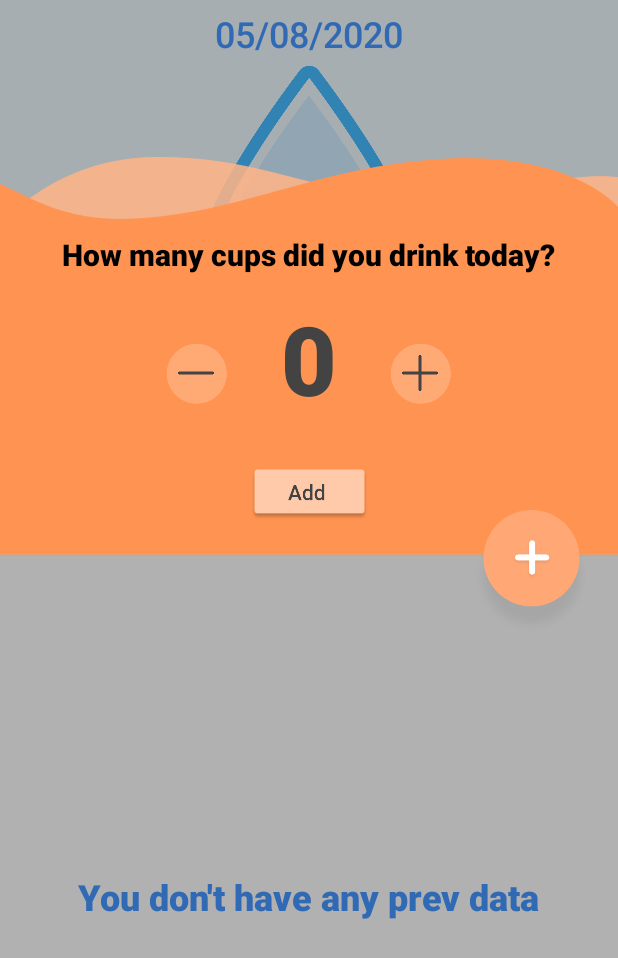
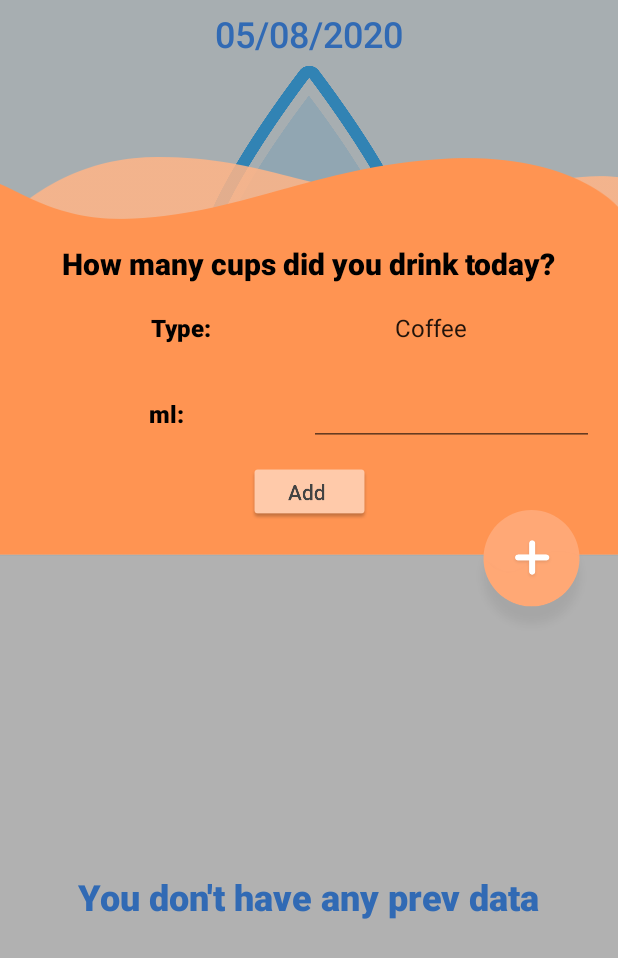
Before and after one commit to DKow07/WaterDrinkReminder, an Android app: the screen it shows after launch (MainActivity), after a tap on an icon or button, on a phone screen of 412 x 824 dp. Shown: the top 958 px of the screen. Run offline under Robolectric (Android 15) with nearby library versions, the phone set to English and light mode, and no system bars; our stand-ins replace Room's generated code; 1 statement that could not run was skipped; 3 other taps on this screen came first.

Commit message:
Added saving single drinks

```diff
--- a/app/src/main/AndroidManifest.xml
+++ b/app/src/main/AndroidManifest.xml
@@ -17,7 +17,8 @@
                 <category android:name="android.intent.category.LAUNCHER" />
             </intent-filter>
         </activity>
-        <activity android:name=".ui.main.MainActivity"/>
+        <activity android:name=".ui.main.MainActivity"
+            android:windowSoftInputMode="adjustNothing"/>
     </application>
 
 </manifest>
--- a/app/src/main/java/com/example/waterdrinkreminder/db/AppDatabase.kt
+++ b/app/src/main/java/com/example/waterdrinkreminder/db/AppDatabase.kt
@@ -5,12 +5,15 @@ import androidx.room.Database
 import androidx.room.Room
 import androidx.room.RoomDatabase
 import androidx.sqlite.db.SupportSQLiteDatabase
+import com.example.waterdrinkreminder.db.oneEntryData.EntryDataDao
+import com.example.waterdrinkreminder.db.oneEntryData.EntryDataEntity
 import kotlinx.coroutines.CoroutineScope
 import kotlinx.coroutines.launch
 
-@Database(entities = [HistoricalDataEntity::class], version = 1, exportSchema = false)
+@Database(entities = [HistoricalDataEntity::class, EntryDataEntity::class], version = 2, exportSchema = false)
 abstract class AppDatabase : RoomDatabase() {
     abstract fun HistoricalDataDao(): HistoricalDataDao
+    abstract fun EntryDataDao(): EntryDataDao
 
     companion object {
         @Volatile
@@ -22,6 +25,7 @@ abstract class AppDatabase : RoomDatabase() {
                 super.onOpen(db)
                 instance.let { database -> scope.launch {
                     val historicalDataDao = database?.HistoricalDataDao()
+                    val entryDataDao = database?.EntryDataDao()
 
                     //historicalDataDao?.deleteAll()
 
--- /dev/null
+++ b/app/src/main/java/com/example/waterdrinkreminder/db/oneEntryData/EntryDataDao.kt
@@ -0,0 +1,19 @@
+package com.example.waterdrinkreminder.db.oneEntryData
+
+import androidx.lifecycle.LiveData
+import androidx.room.Dao
+import androidx.room.Insert
+import androidx.room.Query
+
+@Dao
+interface EntryDataDao {
+
+    @Query("SELECT * from entry_data WHERE date=:currDate")
+    fun getAll(currDate: String): LiveData<List<EntryDataEntity>>
+
+    @Insert
+    suspend fun insert(data: EntryDataEntity)
+
+    @Query("DELETE FROM entry_data")
+    suspend fun deleteAll()
+}
--- /dev/null
+++ b/app/src/main/java/com/example/waterdrinkreminder/db/oneEntryData/EntryDataEntity.kt
@@ -0,0 +1,13 @@
+package com.example.waterdrinkreminder.db.oneEntryData
+
+import androidx.room.ColumnInfo
+import androidx.room.Entity
+import androidx.room.PrimaryKey
+
+@Entity(tableName = "entry_data")
+data class EntryDataEntity (
+    @PrimaryKey(autoGenerate = true) var id: Int?,
+    @ColumnInfo(name = "date") var date: String,
+    @ColumnInfo(name = "type") var type: String,
+    @ColumnInfo(name = "volume") var volume: Int
+)
--- /dev/null
+++ b/app/src/main/java/com/example/waterdrinkreminder/db/oneEntryData/EntryDataRepository.kt
@@ -0,0 +1,12 @@
+package com.example.waterdrinkreminder.db.oneEntryData
+
+import androidx.lifecycle.LiveData
+
+class EntryDataRepository(private val entryDataDao: EntryDataDao, private val currDate: String) {
+
+    val allEntryData: LiveData<List<EntryDataEntity>> = entryDataDao.getAll(currDate)
+
+    suspend fun insert(entryDataEntity: EntryDataEntity) {
+        entryDataDao.insert(entryDataEntity)
+    }
+}
--- /dev/null
+++ b/app/src/main/java/com/example/waterdrinkreminder/db/oneEntryData/EntryDataViewModel.kt
@@ -0,0 +1,24 @@
+package com.example.waterdrinkreminder.db.oneEntryData
+
+import android.app.Application
+import androidx.lifecycle.AndroidViewModel
+import androidx.lifecycle.LiveData
+import androidx.lifecycle.viewModelScope
+import com.example.waterdrinkreminder.db.historicaldata.AppDatabase
+import kotlinx.coroutines.Dispatchers
+import kotlinx.coroutines.launch
+
+class EntryDataViewModel(application: Application) : AndroidViewModel(application) {
+    private val repository: EntryDataRepository
+    val allEntryData: LiveData<List<EntryDataEntity>>
+
+    init {
+        val entryDataDao = AppDatabase.getDatabase(application, viewModelScope).EntryDataDao()
+        repository = EntryDataRepository(entryDataDao, "")
+        allEntryData = repository.allEntryData
+    }
+
+    fun insert(entryDataEntity: EntryDataEntity) = viewModelScope.launch(Dispatchers.IO) {
+        repository.insert(entryDataEntity)
+    }
+}
--- a/app/src/main/java/com/example/waterdrinkreminder/ui/home/HomeFragment.kt
+++ b/app/src/main/java/com/example/waterdrinkreminder/ui/home/HomeFragment.kt
@@ -1,13 +1,15 @@
 package com.example.waterdrinkreminder.ui.home
 
+import android.app.Activity
+import android.content.Context
 import android.os.Bundle
 import android.view.LayoutInflater
 import android.view.View
 import android.view.ViewGroup
 import android.view.animation.Animation
 import android.view.animation.AnimationUtils
-import android.widget.ImageView
-import android.widget.TextView
+import android.view.inputmethod.InputMethodManager
+import android.widget.*
 import androidx.constraintlayout.widget.ConstraintLayout
 import androidx.fragment.app.Fragment
 import androidx.lifecycle.Observer
@@ -17,6 +19,8 @@ import androidx.recyclerview.widget.RecyclerView
 import com.example.waterdrinkreminder.R
 import com.example.waterdrinkreminder.db.historicaldata.HistoricalDataEntity
 import com.example.waterdrinkreminder.db.historicaldata.HistoricalDataViewModel
+import com.example.waterdrinkreminder.db.oneEntryData.EntryDataViewModel
+import kotlinx.android.synthetic.main.fragment_main.*
 
 class HomeFragment : Fragment(), HomeContract.View, View.OnClickListener, Animation.AnimationListener {
 
@@ -29,20 +33,16 @@ class HomeFragment : Fragment(), HomeContract.View, View.OnClickListener, Animat
     private lateinit var currentTargetText: TextView
     private lateinit var currentPercentageVolumeText: TextView
     private lateinit var noPrevDataText: TextView
-    private lateinit var viewModel: HistoricalDataViewModel
+    private lateinit var historicalDataViewModel: HistoricalDataViewModel
+    private lateinit var entryDataViewModel: EntryDataViewModel
     private lateinit var openAddWaterPanelButton: ImageView
     private lateinit var addWaterPanel: ConstraintLayout
     private lateinit var grayBackground: View
-    private lateinit var plusButton: ImageView
-    private lateinit var minusButton: ImageView
     private lateinit var addWaterButton: ImageView
-    private lateinit var waterCupCounterText: TextView
+    private lateinit var spinnerType: Spinner
+    private lateinit var editTextMlVolume: EditText
 
     private var isOpenAddWaterPanel = false
-
-    private var waterCupCounter = 0
-
-    private val VOLUME = 250
 
     override fun onCreateView(
         inflater: LayoutInflater,
@@ -52,13 +52,16 @@ class HomeFragment : Fragment(), HomeContract.View, View.OnClickListener, Animat
 
         val view: View = inflater.inflate(R.layout.fragment_main, container, false)
 
-        viewModel = ViewModelProvider(this).get(HistoricalDataViewModel::class.java)
+        historicalDataViewModel = ViewModelProvider(this).get(HistoricalDataViewModel::class.java)
+        entryDataViewModel = ViewModelProvider(this).get(EntryDataViewModel::class.java)
         setupUI(view)
 
-        viewModel.allHistoricalData.observe(viewLifecycleOwner, Observer { data ->
+        historicalDataViewModel.allHistoricalData.observe(viewLifecycleOwner, Observer { data ->
             data?.let{adapter.updateData(ArrayList(data))}
             checkIfEmptyDataList(data)
         })
+
+
 
         presenter.checkCurrentDate() //TODO: cyclic, what when app is running and 24??
 
@@ -83,7 +86,7 @@ class HomeFragment : Fragment(), HomeContract.View, View.OnClickListener, Animat
     }
 
     private fun setupUI(view: View) {
-        presenter = HomePresenter(this, context!!, viewModel)
+        presenter = HomePresenter(this, context!!, historicalDataViewModel, entryDataViewModel)
         adapter = HistoricalDataAdapter()
         recyclerView = view.findViewById(R.id.historyRecyclerView)
         linearLayoutManager = LinearLayoutManager(context)
@@ -101,13 +104,15 @@ class HomeFragment : Fragment(), HomeContract.View, View.OnClickListener, Animat
         addWaterPanel = view.findViewById(R.id.addWaterPanel)
         grayBackground = view.findViewById(R.id.grayBackground)
 
-        plusButton = view.findViewById(R.id.plusButton)
-        plusButton.setOnClickListener(this)
-        minusButton = view.findViewById(R.id.minusButton)
-        minusButton.setOnClickListener(this)
         addWaterButton = view.findViewById(R.id.addWaterButton)
         addWaterButton.setOnClickListener(this)
-        waterCupCounterText = view.findViewById(R.id.waterCupCounterText)
+
+        spinnerType = view.findViewById(R.id.spinnerType)
+        val types = mutableListOf("Coffee", "Tea", "Water")
+        val spinnerTypeAdapter = ArrayAdapter(context!!, android.R.layout.simple_spinner_item, types)
+        spinnerType.adapter = spinnerTypeAdapter
+
+        editTextMlVolume = view.findViewById(R.id.editTextMlVolume)
     }
 
     private fun checkIfEmptyDataList(data: List<HistoricalDataEntity>) {
@@ -123,8 +128,6 @@ class HomeFragment : Fragment(), HomeContract.View, View.OnClickListener, Animat
     override fun onClick(v: View?) {
         when(v?.id) {
             R.id.openAddWaterPanelButton -> onClickOpenAddWaterPanelButton()
-            R.id.minusButton -> onClickMinusButton()
-            R.id.plusButton -> onClickPlusButton()
             R.id.addWaterButton -> onClickAddWaterButton()
         }
     }
@@ -140,7 +143,7 @@ class HomeFragment : Fragment(), HomeContract.View, View.OnClickListener, Animat
     private fun closeAddWaterPanel() {
         isOpenAddWaterPanel = false
         openAddWaterPanelButton.setImageResource(R.drawable.button_add_water_dialog_theme)
-        var anim = AnimationUtils.loadAnimation(context, R.anim.fade_out)
+        val anim = AnimationUtils.loadAnimation(context, R.anim.fade_out)
         anim.setAnimationListener(this)
         addWaterPanel.startAnimation(anim)
         grayBackground.startAnimation(AnimationUtils.loadAnimation(context, R.anim.fade_out))
@@ -158,24 +161,8 @@ class HomeFragment : Fragment(), HomeContract.View, View.OnClickListener, Animat
         grayBackground.startAnimation(AnimationUtils.loadAnimation(context, R.anim.fade_in))
     }
 
-    private fun onClickMinusButton() {
-        if(waterCupCounter == 0)
-            return
-
-        waterCupCounter--
-        waterCupCounterText.text = waterCupCounter.toString()
-    }
-
-    private fun onClickPlusButton() {
-        if(waterCupCounter == 100)
-            return
-
-        waterCupCounter++
-        waterCupCounterText.text = waterCupCounter.toString()
-    }
-
     private fun onClickAddWaterButton() {
-        val volume = VOLUME * waterCupCounter
+        val volume = editTextMlVolume.text.toString().toInt()
         var remaining = PreferencesHelper.getInstance(context!!).getCurrentRemainingVolume
         var target = PreferencesHelper.getInstance(context!!).getCurrentTargetVolume
         remaining = remaining!! + volume
@@ -183,7 +170,13 @@ class HomeFragment : Fragment(), HomeContract.View, View.OnClickListener, Animat
         PreferencesHelper.getInstance(context!!).saveCurrentRemainingVolume(remaining)
 
         presenter.fillBasicData()
+
+        val type = spinnerType.selectedItem.toString()
+
+        presenter.saveEntryDataToDb(type, volume)
+
         closeAddWaterPanel()
+        hideKeyboard()
     }
 
     override fun onAnimationRepeat(animation: Animation?) {
@@ -191,11 +184,22 @@ class HomeFragment : Fragment(), HomeContract.View, View.OnClickListener, Animat
     }
 
     override fun onAnimationEnd(animation: Animation?) {
-        waterCupCounter = 0
-        waterCupCounterText.text = waterCupCounter.toString()
     }
 
     override fun onAnimationStart(animation: Animation?) {
         return
     }
+
+    fun Fragment.hideKeyboard() {
+        view?.let { activity?.hideKeyboard(it) }
+    }
+
+    fun Activity.hideKeyboard() {
+        hideKeyboard(currentFocus ?: View(this))
+    }
+
+    fun Context.hideKeyboard(view: View) {
+        val inputMethodManager = getSystemService(Activity.INPUT_METHOD_SERVICE) as InputMethodManager
+        inputMethodManager.hideSoftInputFromWindow(view.windowToken, 0)
+    }
 }
--- a/app/src/main/java/com/example/waterdrinkreminder/ui/home/HomePresenter.kt
+++ b/app/src/main/java/com/example/waterdrinkreminder/ui/home/HomePresenter.kt
@@ -7,11 +7,13 @@ import androidx.lifecycle.viewModelScope
 import com.example.waterdrinkreminder.db.historicaldata.AppDatabase
 import com.example.waterdrinkreminder.db.historicaldata.HistoricalDataEntity
 import com.example.waterdrinkreminder.db.historicaldata.HistoricalDataViewModel
+import com.example.waterdrinkreminder.db.oneEntryData.EntryDataEntity
+import com.example.waterdrinkreminder.db.oneEntryData.EntryDataViewModel
 import java.lang.Exception
 import java.text.SimpleDateFormat
 import java.util.*
 
-class HomePresenter(private var view: HomeContract.View?, private var context: Context, private val viewModel: HistoricalDataViewModel) : HomeContract.Presenter {
+class HomePresenter(private var view: HomeContract.View?, private var context: Context, private val historicalDataViewModel: HistoricalDataViewModel, private val entryViewModel: EntryDataViewModel) : HomeContract.Presenter {
 
     private val dateFormat = SimpleDateFormat("dd/MM/yyyy")
 
@@ -60,7 +62,7 @@ class HomePresenter(private var view: HomeContract.View?, private var context: C
         if(date != null && remaining != null && target != null) {
             val data = HistoricalDataEntity( date, remaining, target)
             try {
-                viewModel.insert(data)
+                historicalDataViewModel.insert(data)
             } catch(exception: Exception) {
 
             }
@@ -74,4 +76,10 @@ class HomePresenter(private var view: HomeContract.View?, private var context: C
     override fun onDestroy() {
         view = null
     }
+
+    fun saveEntryDataToDb(type:String, volume:Int) {
+        val date = PreferencesHelper.getInstance(context).getCurrentDate
+        val data = EntryDataEntity(null, date!!, type, volume)
+        entryViewModel.insert(data)
+    }
 }
--- a/app/src/main/res/layout/fragment_main.xml
+++ b/app/src/main/res/layout/fragment_main.xml
@@ -181,12 +181,12 @@
         android:layout_marginBottom="1dp"
         android:background="#00FFFFFF"
         android:padding="0dp"
+        android:visibility="invisible"
         app:layout_constraintBottom_toBottomOf="@+id/linearLayout5"
         app:layout_constraintEnd_toEndOf="parent"
         app:layout_constraintStart_toStartOf="parent"
         app:layout_constraintTop_toTopOf="parent"
-        app:layout_constraintVertical_bias="1.0"
-        android:visibility="invisible">
+        app:layout_constraintVertical_bias="1.0">
 
         <ImageView
             android:id="@+id/imageView"
@@ -202,46 +202,90 @@
             app:layout_constraintTop_toTopOf="parent"
             app:srcCompat="@drawable/add_panel" />
 
-        <ImageView
-            android:id="@+id/plusButton"
-            android:layout_width="wrap_content"
-            android:layout_height="wrap_content"
-            app:layout_constraintBottom_toBottomOf="parent"
-            app:layout_constraintEnd_toEndOf="@+id/imageView"
-            app:layout_constraintHorizontal_bias="0.7"
+        <LinearLayout
+            android:id="@+id/linearLayout"
+            android:layout_width="match_parent"
+            android:layout_height="match_parent"
+            android:layout_marginStart="16dp"
+            android:layout_marginEnd="16dp"
+            android:orientation="horizontal"
+            app:layout_constraintBottom_toBottomOf="@+id/imageView"
+            app:layout_constraintEnd_toEndOf="parent"
             app:layout_constraintStart_toStartOf="parent"
-            app:layout_constraintTop_toTopOf="@+id/imageView"
-            app:layout_constraintVertical_bias="0.65"
-            app:srcCompat="@drawable/plus_button"
-            android:clickable="true"
-            android:focusable="true" />
+            app:layout_constraintTop_toBottomOf="@+id/textView"
+            app:layout_constraintVertical_bias="0.110000014">
 
-        <ImageView
-            android:id="@+id/minusButton"
-            android:layout_width="wrap_content"
-            android:layout_height="wrap_content"
-            app:layout_constraintBottom_toBottomOf="parent"
-            app:layout_constraintEnd_toEndOf="@+id/imageView"
-            app:layout_constraintHorizontal_bias="0.3"
+            <TextView
+                android:id="@+id/textView4"
+                android:layout_width="wrap_content"
+                android:layout_height="wrap_content"
+                android:layout_gravity="center"
+                android:layout_weight="1"
+                android:gravity="center"
+                android:text="Type:"
+                android:fontFamily="sans-serif-black"
+                android:textAlignment="center"
+                android:textColor="#000"
+                android:textSize="16sp"
+                android:visibility="visible"/>
+
+            <Spinner
+                android:id="@+id/spinnerType"
+                android:layout_width="0dp"
+                android:layout_height="wrap_content"
+                android:layout_gravity="center"
+                android:fontFamily="sans-serif-black"
+                android:layout_weight="1"
+                android:gravity="center"
+                android:textAlignment="center"
+                android:textColor="#000"
+                android:textSize="16sp"
+                android:popupBackground="#ff6e14"/>
+        </LinearLayout>
+
+        <LinearLayout
+            android:id="@+id/linearLayout2"
+            android:layout_width="match_parent"
+            android:layout_height="match_parent"
+            android:layout_marginStart="16dp"
+            android:layout_marginEnd="16dp"
+
+            android:orientation="horizontal"
+            app:layout_constraintBottom_toBottomOf="@+id/imageView"
+            app:layout_constraintEnd_toEndOf="parent"
             app:layout_constraintStart_toStartOf="parent"
-            app:layout_constraintTop_toTopOf="@+id/imageView"
-            app:layout_constraintVertical_bias="0.65"
-            app:srcCompat="@drawable/minus_button"
-            android:clickable="true"
-            android:focusable="true"/>
+            app:layout_constraintTop_toBottomOf="@+id/linearLayout"
+            app:layout_constraintVertical_bias="0.25">
 
-        <ImageView
-            android:id="@+id/addWaterButton"
-            android:layout_width="wrap_content"
-            android:layout_height="wrap_content"
-            app:layout_constraintBottom_toBottomOf="parent"
-            app:layout_constraintEnd_toEndOf="@+id/plusButton"
-            app:layout_constraintStart_toStartOf="@+id/minusButton"
-            app:layout_constraintTop_toTopOf="@+id/imageView"
-            app:layout_constraintVertical_bias="0.92"
-            app:srcCompat="@drawable/add_released"
-            android:clickable="true"
-            android:focusable="true"/>
+            <TextView
+                android:id="@+id/textView5"
+                android:layout_width="0dp"
+                android:layout_height="wrap_content"
+                android:layout_gravity="center"
+                android:layout_weight="1"
+                android:gravity="center"
+                android:text="ml:"
+                android:fontFamily="sans-serif-black"
+                android:textAlignment="center"
+                android:textColor="#000"
+                android:textSize="16sp"
+                android:visibility="visible"
+
+                />
+
+            <EditText
+                android:id="@+id/editTextMlVolume"
+                android:layout_width="0dp"
+                android:layout_height="wrap_content"
+                android:layout_gravity="center"
+                android:layout_weight="1"
+                android:gravity="center"
+                android:textAlignment="center"
+                android:textColor="#000"
+                android:fontFamily="sans-serif-black"
+                android:textSize="16sp"
+                android:inputType="number"/>
+        </LinearLayout>
 
         <TextView
             android:id="@+id/textView"
@@ -251,25 +295,28 @@
             android:text="How many cups did you drink today?"
             android:textColor="#000"
             android:textSize="20sp"
+            android:visibility="visible"
             app:layout_constraintBottom_toBottomOf="@+id/imageView"
-            app:layout_constraintEnd_toEndOf="@+id/plusButton"
-            app:layout_constraintStart_toStartOf="@+id/minusButton"
-            app:layout_constraintTop_toTopOf="parent"
-            app:layout_constraintVertical_bias="0.38" />
+            app:layout_constraintEnd_toEndOf="parent"
+            app:layout_constraintStart_toStartOf="parent"
+            app:layout_constraintTop_toTopOf="@+id/imageView"
+            app:layout_constraintVertical_bias="0.39999998"
+            tools:visibility="visible" />
 
-        <TextView
-            android:id="@+id/waterCupCounterText"
+        <ImageView
+            android:id="@+id/addWaterButton"
             android:layout_width="wrap_content"
             android:layout_height="wrap_content"
-            android:fontFamily="sans-serif-black"
-            android:text="0"
-            android:textColor="#434343"
-            android:textSize="64sp"
-            app:layout_constraintBottom_toTopOf="@+id/addWaterButton"
-            app:layout_constraintEnd_toStartOf="@+id/plusButton"
-            app:layout_constraintStart_toEndOf="@+id/minusButton"
-            app:layout_constraintTop_toBottomOf="@+id/textView"
-            app:layout_constraintVertical_bias="0.3" />
+            android:clickable="true"
+            android:focusable="true"
+            app:layout_constraintBottom_toBottomOf="@+id/imageView"
+            app:layout_constraintEnd_toEndOf="parent"
+            app:layout_constraintStart_toStartOf="parent"
+            app:layout_constraintTop_toBottomOf="@+id/linearLayout2"
+            app:layout_constraintVertical_bias="0.39"
+            app:srcCompat="@drawable/add_released" />
+
+
     </androidx.constraintlayout.widget.ConstraintLayout>
 
     <ImageView
```
